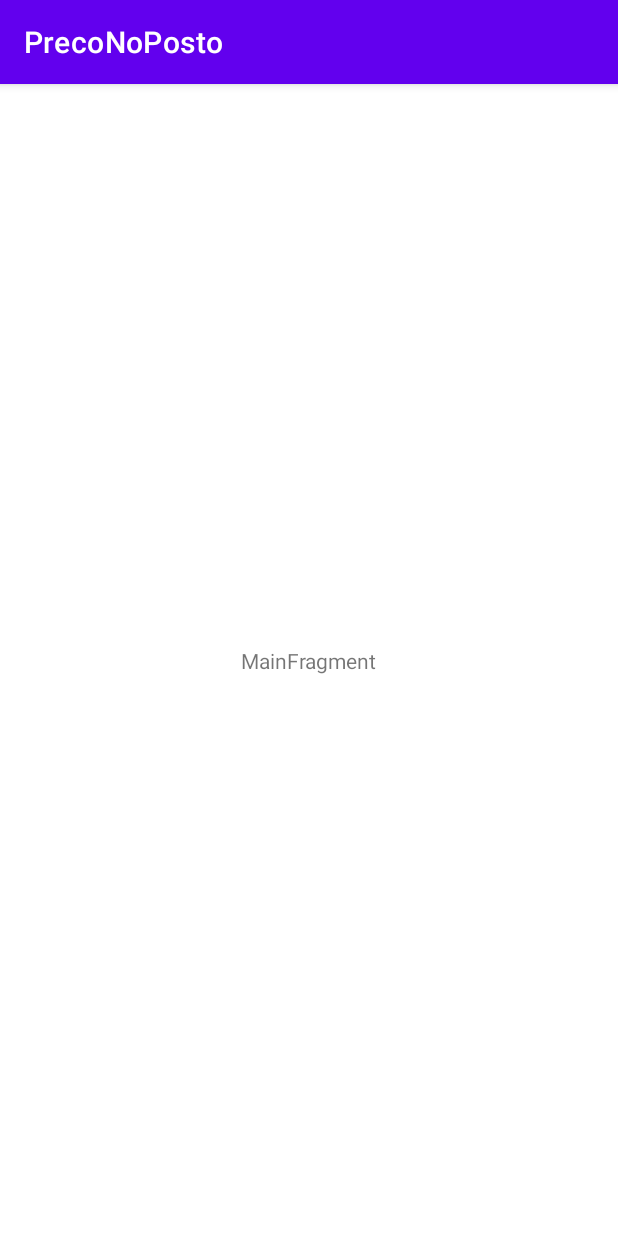
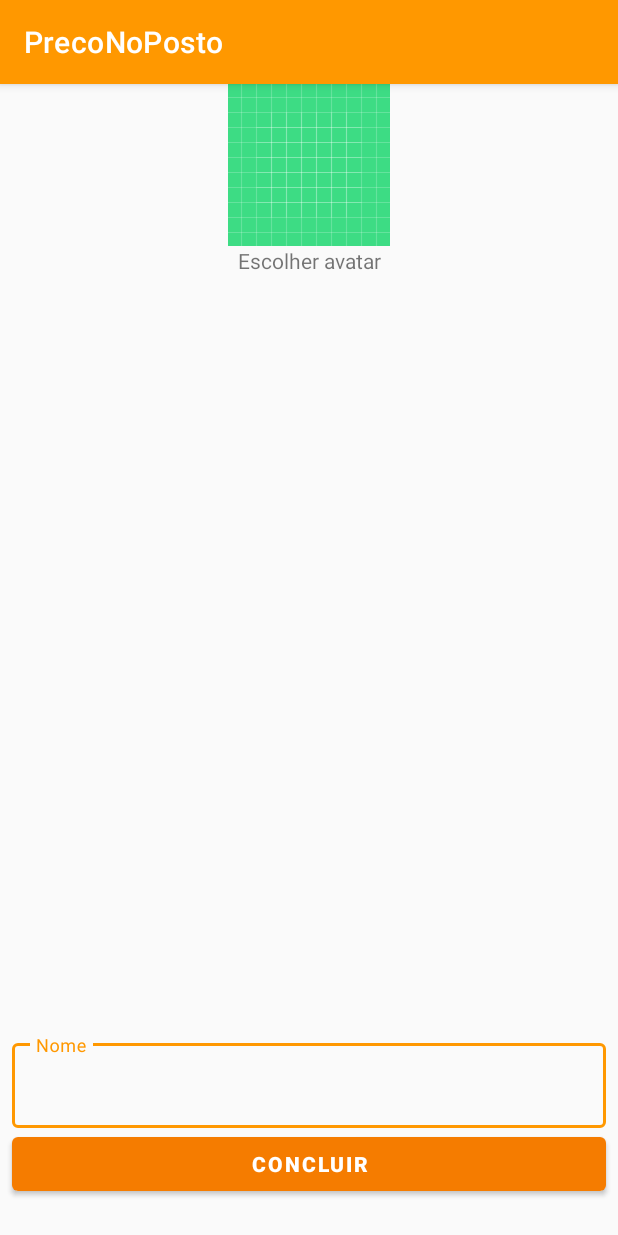
Before and after one commit to samuelassis/PDS-PrecoNoPosto, an Android app: the screen it shows after launch (MainActivity), on a phone screen of 412 x 824 dp. Run offline under Robolectric (Android 15) with nearby library versions, the phone set to English and light mode, and no system bars.

Commit message:
WIP Adicionando estilos e alguns componentes da tela de cadastro

```diff
--- a/PrecoNoPosto/app/src/main/java/com/example/preconoposto/MainActivity.kt
+++ b/PrecoNoPosto/app/src/main/java/com/example/preconoposto/MainActivity.kt
@@ -2,6 +2,7 @@ package com.example.preconoposto
 
 import androidx.appcompat.app.AppCompatActivity
 import android.os.Bundle
+import com.example.preconoposto.ui.SignupFragment
 import com.example.preconoposto.ui.main.MainFragment
 
 // Adaptador de entrada
@@ -13,7 +14,7 @@ class MainActivity : AppCompatActivity() {
         setContentView(R.layout.main_activity)
         if (savedInstanceState == null) {
             supportFragmentManager.beginTransaction()
-                .replace(R.id.container, MainFragment.newInstance())
+                .replace(R.id.container, SignupFragment.newInstance())
                 .commitNow()
         }
     }
--- a/PrecoNoPosto/app/src/main/res/layout/fragment_signup.xml
+++ b/PrecoNoPosto/app/src/main/res/layout/fragment_signup.xml
@@ -7,21 +7,60 @@
     android:background="@color/light_grey_background"
     tools:context=".ui.SignupFragment">
 
+    <ImageView
+        android:id="@+id/signupAvatarImage"
+        android:layout_width="wrap_content"
+        android:layout_height="wrap_content"
+        android:src="@drawable/ic_launcher_background"
+        app:layout_constraintEnd_toEndOf="parent"
+        app:layout_constraintStart_toStartOf="parent"
+        app:layout_constraintTop_toTopOf="parent" />
+
     <TextView
+        android:id="@+id/signupChoseAvatarText"
         android:layout_width="match_parent"
-        android:layout_height="match_parent"
-        android:text="Hello" />
+        android:layout_height="wrap_content"
+        android:layout_marginHorizontal="@dimen/margin_horizontal"
+        android:gravity="center"
+        android:text="@string/escolher_avatar"
+        app:layout_constraintEnd_toEndOf="parent"
+        app:layout_constraintStart_toStartOf="parent"
+        app:layout_constraintTop_toBottomOf="@+id/signupAvatarImage" />
+
+    <com.google.android.material.textfield.TextInputLayout
+        android:layout_width="match_parent"
+        android:layout_height="wrap_content"
+        android:layout_marginHorizontal="@dimen/margin_horizontal"
+        app:layout_constraintStart_toStartOf="parent"
+        app:layout_constraintTop_toBottomOf="@id/signupChoseAvatarText" />
+
+    <com.google.android.material.textfield.TextInputLayout
+        android:id="@+id/signupNameLayout"
+        style="@style/Widget.MaterialComponents.TextInputLayout.OutlinedBox"
+        android:layout_width="0dp"
+        android:layout_height="wrap_content"
+        android:layout_marginHorizontal="@dimen/margin_horizontal"
+        android:hint="@string/nome"
+        app:layout_constraintBottom_toTopOf="@id/signupConfirmButton"
+        app:layout_constraintEnd_toEndOf="parent"
+        app:layout_constraintStart_toStartOf="parent">
+
+        <com.google.android.material.textfield.TextInputEditText
+            android:id="@+id/signupNameEditText"
+            android:layout_width="match_parent"
+            android:layout_height="wrap_content"
+            android:inputType="textCapSentences" />
+
+    </com.google.android.material.textfield.TextInputLayout>
 
     <com.google.android.material.button.MaterialButton
         android:id="@+id/signupConfirmButton"
+        style="@style/DarkOrangeButton"
         android:layout_width="match_parent"
         android:layout_height="wrap_content"
         android:layout_marginHorizontal="@dimen/margin_horizontal"
         android:layout_marginVertical="@dimen/margin_bottom"
         android:text="@string/concluir"
-        android:textAppearance="@style/DarkOrangeButtonText"
-        app:backgroundTint="@color/dark_orange"
         app:layout_constraintBottom_toBottomOf="parent" />
 
-
 </androidx.constraintlayout.widget.ConstraintLayout>
--- a/PrecoNoPosto/app/src/main/res/values/colors.xml
+++ b/PrecoNoPosto/app/src/main/res/values/colors.xml
@@ -8,11 +8,11 @@
     <color name="black">#FF000000</color>
     <color name="white">#FFFFFFFF</color>
 
-    <color name="light_grey">#717171</color>
-    <color name="dark_orange">#F57C00</color>
-    <color name="medium_orange">#FF9800</color>
-    <color name="light_orange">#FFCC80</color>
-    <color name="ultra_light_orange">#FFF3E0</color>
+    <color name="grey_light">#717171</color>
+    <color name="orange">#FF9800</color>
+    <color name="orange_dark">#F57C00</color>
+    <color name="orange_light">#FFCC80</color>
+    <color name="orange_ultra_light_">#FFF3E0</color>
     <color name="light_grey_background">#FAFAFA</color>
 
 </resources>
--- a/PrecoNoPosto/app/src/main/res/values/strings.xml
+++ b/PrecoNoPosto/app/src/main/res/values/strings.xml
@@ -1,4 +1,6 @@
 <resources>
     <string name="app_name">PrecoNoPosto</string>
     <string name="concluir">Concluir</string>
+    <string name="escolher_avatar">Escolher avatar</string>
+    <string name="nome">Nome</string>
 </resources>
--- a/PrecoNoPosto/app/src/main/res/values/styles.xml
+++ b/PrecoNoPosto/app/src/main/res/values/styles.xml
@@ -1,13 +1,12 @@
 <?xml version="1.0" encoding="utf-8"?>
 <resources>
-    <style name="DarkOrangeButton" parent="TextAppearance.MaterialComponents.Button" >
-        <item name="android:textSize">@dimen/bottom_button_text_size</item>
-        <item name="android:textStyle">bold</item>
-        <item name="textAllCaps">true</item>
+
+    <style name="DarkOrangeButton">
+        <item name="backgroundTint">@color/orange_dark</item>
+        <item name="android:textAppearance">@style/DarkOrangeButtonText</item>
     </style>
 
     <style name="DarkOrangeButtonText" parent="TextAppearance.MaterialComponents.Button" >
-        <item name="android:textSize">@dimen/bottom_button_text_size</item>
         <item name="android:textStyle">bold</item>
         <item name="textAllCaps">true</item>
     </style>
--- a/PrecoNoPosto/app/src/main/res/values/themes.xml
+++ b/PrecoNoPosto/app/src/main/res/values/themes.xml
@@ -2,8 +2,8 @@
     <!-- Base application theme. -->
     <style name="Theme.PrecoNoPosto" parent="Theme.MaterialComponents.DayNight.DarkActionBar">
         <!-- Primary brand color. -->
-        <item name="colorPrimary">@color/purple_500</item>
-        <item name="colorPrimaryVariant">@color/purple_700</item>
+        <item name="colorPrimary">@color/orange</item>
+        <item name="colorPrimaryVariant">@color/orange_dark</item>
         <item name="colorOnPrimary">@color/white</item>
         <!-- Secondary brand color. -->
         <item name="colorSecondary">@color/teal_200</item>
```
